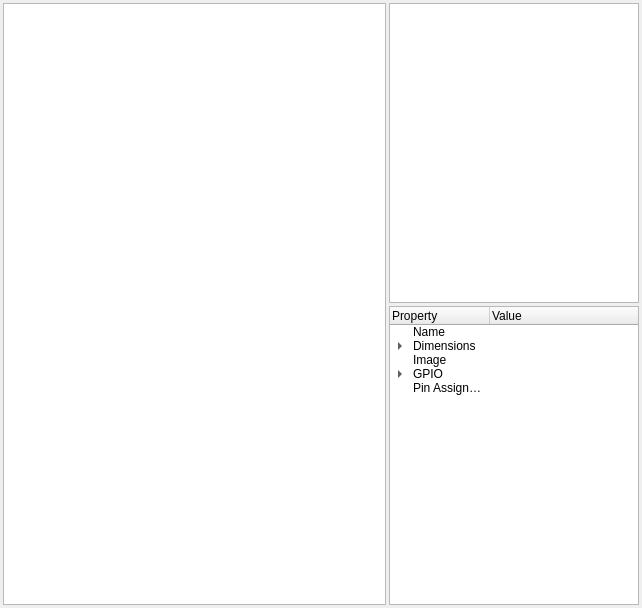
Above: iot-developer/mainwindow/hardwarelayoutwidget.ui from clixx-io/clixx.io before the change. Below: the same form after it.
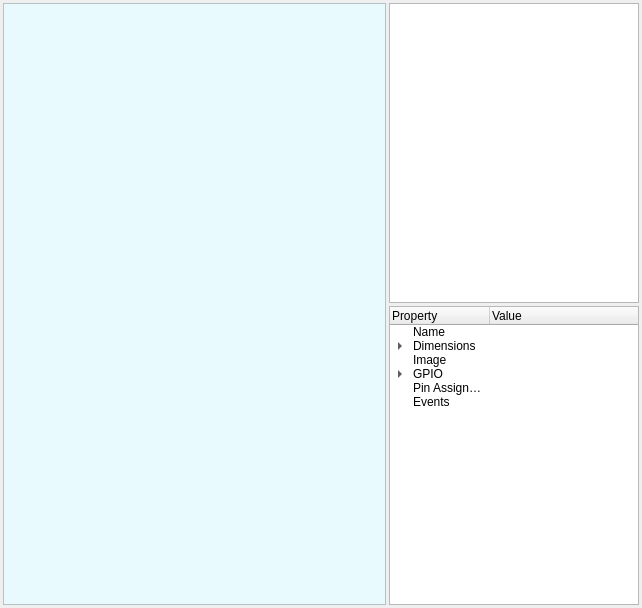
That is the form after the change.

```diff
--- a/iot-developer/mainwindow/hardwarelayoutwidget.ui
+++ b/iot-developer/mainwindow/hardwarelayoutwidget.ui
@@ -43,6 +43,9 @@
        <height>0</height>
       </size>
      </property>
+     <property name="styleSheet">
+      <string notr="true">background-color: rgb(233, 250, 255);</string>
+     </property>
     </widget>
    </item>
    <item>
@@ -136,6 +139,11 @@
          <string>Pin Assignments</string>
         </property>
        </item>
+       <item>
+        <property name="text">
+         <string>Events</string>
+        </property>
+       </item>
       </widget>
      </item>
     </layout>
```
